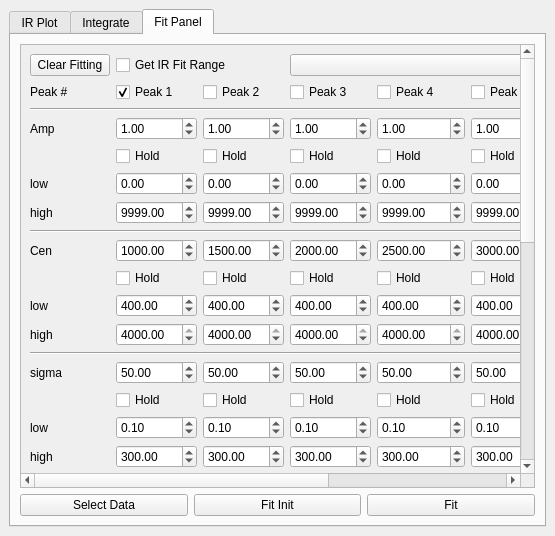
Old version of the form src/Ui_Files/DockWidgets/Ui/dw_FTIR.ui in the repository austinmcano/GGG.
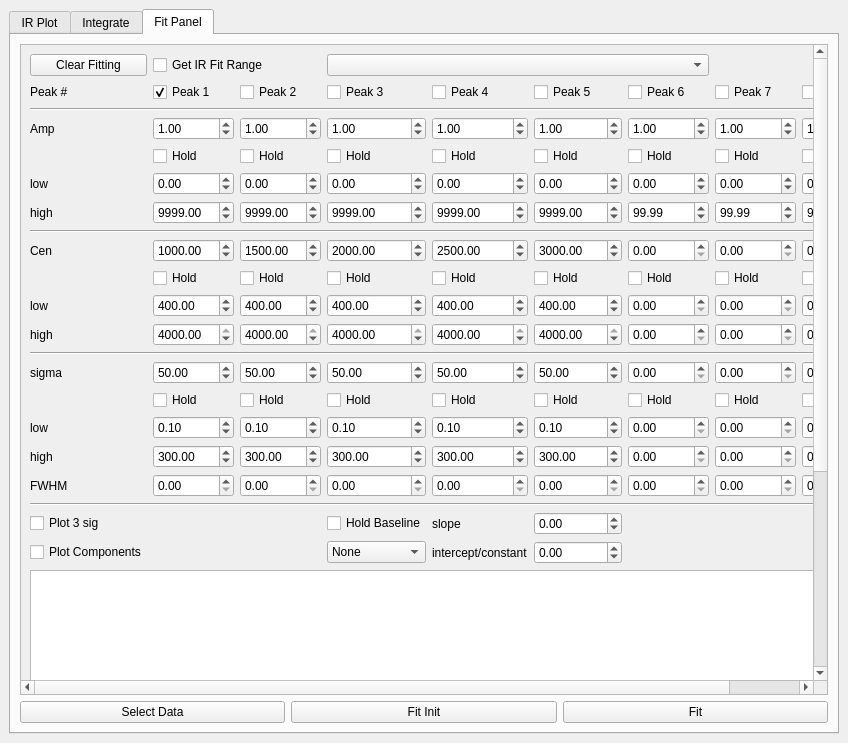
New version of the form. The open tabs and pages were chosen to show the change.

Patch:
```diff
--- a/src/Ui_Files/DockWidgets/Ui/dw_FTIR.ui
+++ b/src/Ui_Files/DockWidgets/Ui/dw_FTIR.ui
@@ -6,8 +6,8 @@
    <rect>
     <x>0</x>
     <y>0</y>
-    <width>555</width>
-    <height>536</height>
+    <width>848</width>
+    <height>743</height>
    </rect>
   </property>
   <property name="windowTitle">
@@ -532,7 +532,7 @@
             <rect>
              <x>0</x>
              <y>0</y>
-             <width>747</width>
+             <width>801</width>
              <height>887</height>
             </rect>
            </property>
@@ -1606,39 +1606,6 @@
               </property>
              </widget>
             </item>
-            <item row="21" column="0">
-             <widget class="QLabel" name="baseline_combo">
-              <property name="text">
-               <string>Baseline</string>
-              </property>
-             </widget>
-            </item>
-            <item row="20" column="1" colspan="2">
-             <widget class="QCheckBox" name="plot_components_box">
-              <property name="text">
-               <string>Plot Components</string>
-              </property>
-             </widget>
-            </item>
-            <item row="21" column="1" colspan="2">
-             <widget class="QComboBox" name="comboBox">
-              <item>
-               <property name="text">
-                <string>None</string>
-               </property>
-              </item>
-              <item>
-               <property name="text">
-                <string>Linear</string>
-               </property>
-              </item>
-              <item>
-               <property name="text">
-                <string>Constant</string>
-               </property>
-              </item>
-             </widget>
-            </item>
             <item row="1" column="0">
              <widget class="QPushButton" name="clear_fit_pb">
               <property name="text">
@@ -1646,14 +1613,7 @@
               </property>
              </widget>
             </item>
-            <item row="20" column="3">
-             <widget class="QLabel" name="label_18">
-              <property name="text">
-               <string>slope</string>
-              </property>
-             </widget>
-            </item>
-            <item row="20" column="4">
+            <item row="20" column="5">
              <widget class="QDoubleSpinBox" name="slope_dsb">
               <property name="minimum">
                <double>-999999.000000000000000</double>
@@ -1663,14 +1623,54 @@
               </property>
              </widget>
             </item>
+            <item row="20" column="4">
+             <widget class="QLabel" name="label_18">
+              <property name="text">
+               <string>slope</string>
+              </property>
+             </widget>
+            </item>
+            <item row="20" column="3">
+             <widget class="QCheckBox" name="checkBox">
+              <property name="text">
+               <string>Hold Baseline</string>
+              </property>
+             </widget>
+            </item>
             <item row="21" column="3">
-             <widget class="QLabel" name="label_19">
+             <widget class="QComboBox" name="baseline_combo">
+              <item>
+               <property name="text">
+                <string>None</string>
+               </property>
+              </item>
+              <item>
+               <property name="text">
+                <string>Linear</string>
+               </property>
+              </item>
+              <item>
+               <property name="text">
+                <string>Constant</string>
+               </property>
+              </item>
+             </widget>
+            </item>
+            <item row="21" column="0">
+             <widget class="QCheckBox" name="plot_components_box">
               <property name="text">
-               <string>intercept</string>
+               <string>Plot Components</string>
               </property>
              </widget>
             </item>
             <item row="21" column="4">
+             <widget class="QLabel" name="label_19">
+              <property name="text">
+               <string>intercept/constant</string>
+              </property>
+             </widget>
+            </item>
+            <item row="21" column="5">
              <widget class="QDoubleSpinBox" name="intercept_dsb">
               <property name="minimum">
                <double>-999999.000000000000000</double>
```
